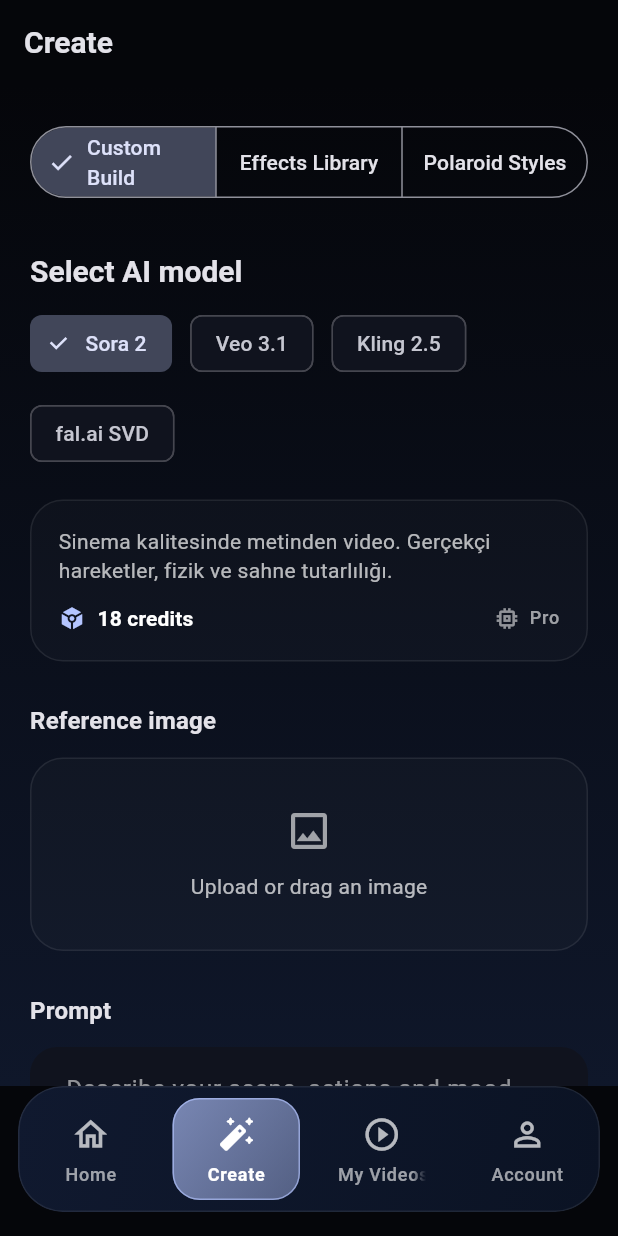
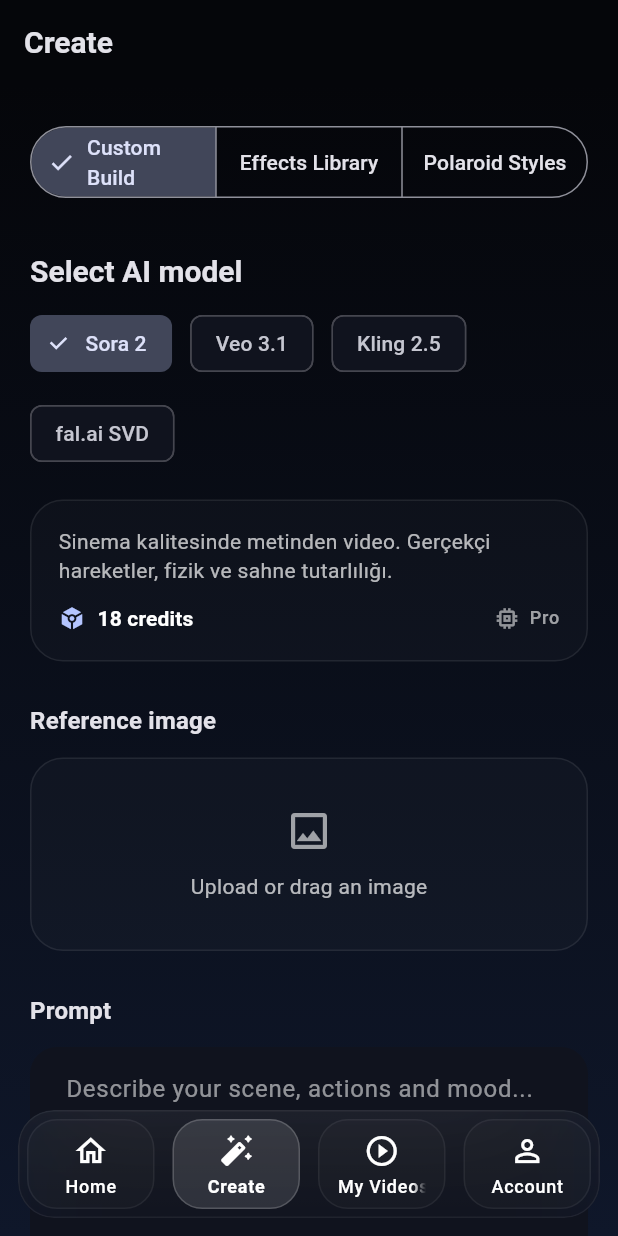
Before and after one commit to melihkochan/aemove, a Flutter app: the screen it shows after launch, item 2 of the bottom bar chosen, on a phone screen of 412 x 824 dp. Run offline on Flutter 3.47's test engine with Material 3 defaults, Android fonts, the phone set to English and light mode, and no system bars; our stand-ins replace easy_localization; network calls fail.

Commit message:
Refactor home and main shell screens for improved layout and navigation. Adjust bottom padding in home screen and enhance main shell's navigation bar with better positioning and styling. Update button padding and icon sizes for consistency.

```diff
--- a/lib/screens/home_screen.dart
+++ b/lib/screens/home_screen.dart
@@ -312,7 +312,7 @@
                 ),
               ),
               SliverToBoxAdapter(
-                child: SizedBox(height: 80 + mediaQuery.padding.bottom),
+                child: SizedBox(height: 60 + mediaQuery.padding.bottom),
               ),
             ],
           ),
--- a/lib/screens/main_shell.dart
+++ b/lib/screens/main_shell.dart
@@ -49,18 +49,30 @@
 
   @override
   Widget build(BuildContext context) {
+    final mediaQuery = MediaQuery.of(context);
+    final bottomInset = mediaQuery.padding.bottom;
     return Scaffold(
-      body: IndexedStack(index: _currentIndex, children: _pages),
-      bottomNavigationBar: SafeArea(
-        top: false,
-        child: Padding(
-          padding: const EdgeInsets.fromLTRB(12, 0, 12, 16),
-          child: _FrostedNavBar(
-            items: _items,
-            currentIndex: _currentIndex,
-            onItemSelected: (index) => setState(() => _currentIndex = index),
+      extendBody: true,
+      body: Stack(
+        children: [
+          Positioned.fill(
+            child: IndexedStack(index: _currentIndex, children: _pages),
           ),
-        ),
+          Positioned(
+            left: 0,
+            right: 0,
+            bottom: 0,
+            child: Padding(
+              padding: EdgeInsets.fromLTRB(12, 0, 12, bottomInset + 12),
+              child: _FrostedNavBar(
+                items: _items,
+                currentIndex: _currentIndex,
+                onItemSelected: (index) =>
+                    setState(() => _currentIndex = index),
+              ),
+            ),
+          ),
+        ],
       ),
     );
   }
@@ -98,27 +110,15 @@
       onTap: onTap,
       behavior: HitTestBehavior.opaque,
       child: Padding(
-        padding: const EdgeInsets.symmetric(horizontal: 6, vertical: 8),
+        padding: const EdgeInsets.symmetric(horizontal: 6, vertical: 6),
         child: AnimatedContainer(
-          duration: const Duration(milliseconds: 200),
-          padding: const EdgeInsets.symmetric(horizontal: 12, vertical: 10),
+          duration: const Duration(milliseconds: 220),
+          padding: const EdgeInsets.symmetric(horizontal: 12, vertical: 8),
           decoration: BoxDecoration(
-            borderRadius: BorderRadius.circular(18),
-            gradient: isActive
-                ? LinearGradient(
-                    begin: Alignment.topLeft,
-                    end: Alignment.bottomRight,
-                    colors: [
-                      accent.withValues(alpha: 0.64),
-                      accent.withValues(alpha: 0.42),
-                    ],
-                  )
-                : null,
-            color: isActive ? null : Colors.transparent,
+            borderRadius: BorderRadius.circular(20),
+            color: Colors.white.withValues(alpha: isActive ? 0.12 : 0.02),
             border: Border.all(
-              color: isActive
-                  ? accent.withValues(alpha: 0.65)
-                  : Colors.transparent,
+              color: Colors.white.withValues(alpha: isActive ? 0.18 : 0.06),
             ),
           ),
           child: Column(
@@ -126,17 +126,17 @@
             children: [
               Icon(
                 isActive ? item.activeIcon : item.icon,
-                color: isActive ? Colors.white : Colors.white70,
-                size: 26,
+                color: Colors.white,
+                size: 24,
               ),
-              const SizedBox(height: 6),
+              const SizedBox(height: 4),
               Text(
                 'nav.${item.labelKey}'.tr(),
                 maxLines: 1,
                 overflow: TextOverflow.fade,
                 softWrap: false,
                 style: theme.textTheme.labelMedium?.copyWith(
-                  color: isActive ? Colors.white : Colors.white60,
+                  color: Colors.white,
                   fontWeight: isActive ? FontWeight.w700 : FontWeight.w500,
                 ),
               ),
@@ -162,32 +162,33 @@
   @override
   Widget build(BuildContext context) {
     final theme = Theme.of(context);
+    final glassStart = Colors.white.withValues(alpha: 0.04);
+    final glassEnd = Colors.white.withValues(alpha: 0.01);
     return ClipRRect(
-      borderRadius: BorderRadius.circular(30),
+      borderRadius: BorderRadius.circular(24),
       child: BackdropFilter(
-        filter: ImageFilter.blur(sigmaX: 22, sigmaY: 22),
+        filter: ImageFilter.blur(sigmaX: 30, sigmaY: 30),
         child: DecoratedBox(
           decoration: BoxDecoration(
-            gradient: const LinearGradient(
-              begin: Alignment.topLeft,
-              end: Alignment.bottomRight,
-              colors: [
-                Color(0xFF10192f),
-                Color(0xFF0b1324),
-              ],
+            gradient: LinearGradient(
+              begin: Alignment.topCenter,
+              end: Alignment.bottomCenter,
+              colors: [glassStart, glassEnd],
             ),
-            borderRadius: BorderRadius.circular(30),
-            border: Border.all(color: Colors.white.withValues(alpha: 0.08)),
+            borderRadius: BorderRadius.circular(24),
+            border: Border.all(
+              color: Colors.white.withValues(alpha: 0.06),
+            ),
             boxShadow: [
               BoxShadow(
-                color: Colors.black.withValues(alpha: 0.35),
-                blurRadius: 30,
-                offset: const Offset(0, 18),
+                color: Colors.black.withValues(alpha: 0.05),
+                blurRadius: 10,
+                offset: const Offset(0, 2),
               ),
             ],
           ),
           child: SizedBox(
-            height: 84,
+            height: 72,
             child: Row(
               children: items.asMap().entries.map((entry) {
                 final index = entry.key;
```
